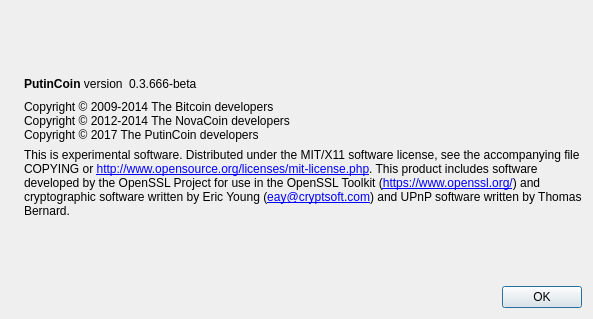
This is src/qt/forms/aboutdialog.ui in PutinCoinPUT/PutinCoin as Qt 5 draws it before an edit. The edited form follows.
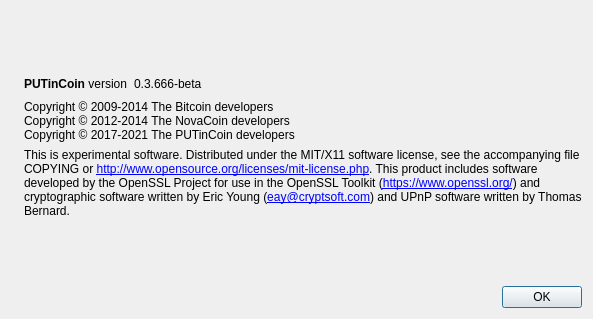
This is the edited form. Icons and pictures are not drawn.

Patch:
```diff
--- a/src/qt/forms/aboutdialog.ui
+++ b/src/qt/forms/aboutdialog.ui
@@ -50,7 +50,7 @@
           <cursorShape>IBeamCursor</cursorShape>
          </property>
          <property name="text">
-          <string>&lt;b&gt;PutinCoin&lt;/b&gt; version</string>
+          <string>&lt;b&gt;PUTinCoin&lt;/b&gt; version</string>
          </property>
          <property name="textInteractionFlags">
           <set>Qt::LinksAccessibleByMouse|Qt::TextSelectableByKeyboard|Qt::TextSelectableByMouse</set>
@@ -93,7 +93,7 @@
        <property name="text">
         <string>Copyright © 2009-2014 The Bitcoin developers
 Copyright © 2012-2014 The NovaCoin developers
-Copyright © 2017 The PutinCoin developers</string>
+Copyright © 2017-2021 The PUTinCoin developers</string>
        </property>
        <property name="textInteractionFlags">
         <set>Qt::LinksAccessibleByMouse|Qt::TextSelectableByKeyboard|Qt::TextSelectableByMouse</set>
```
Left out of the diff: 2 changed lines with no effect on the pictures.
